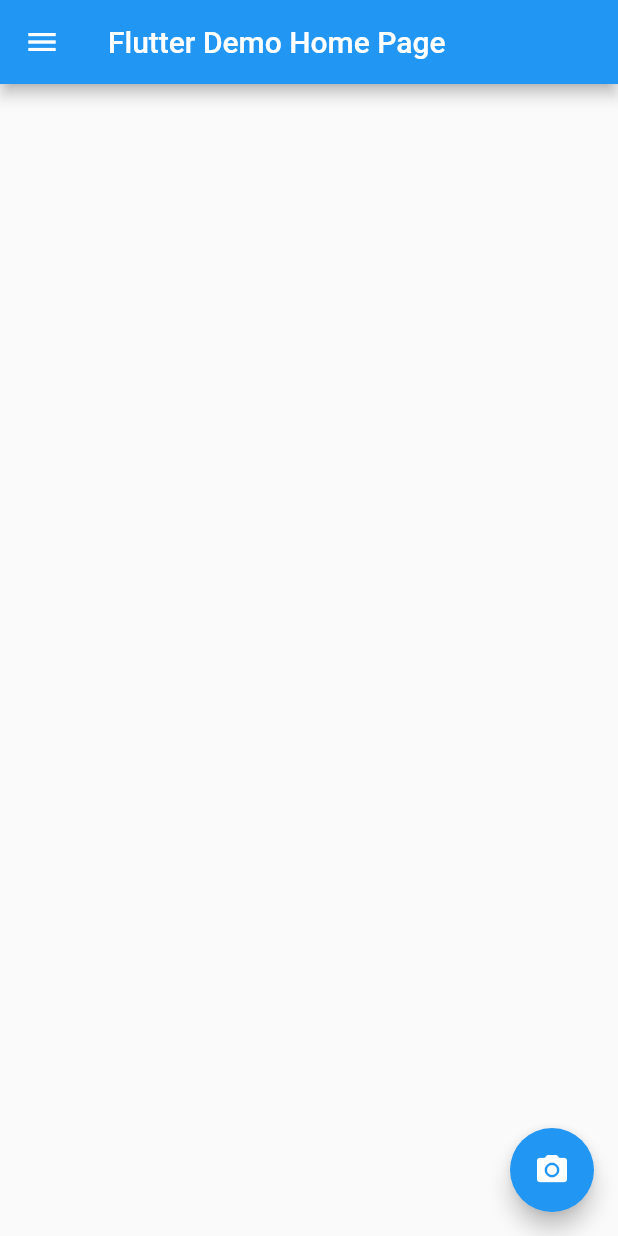
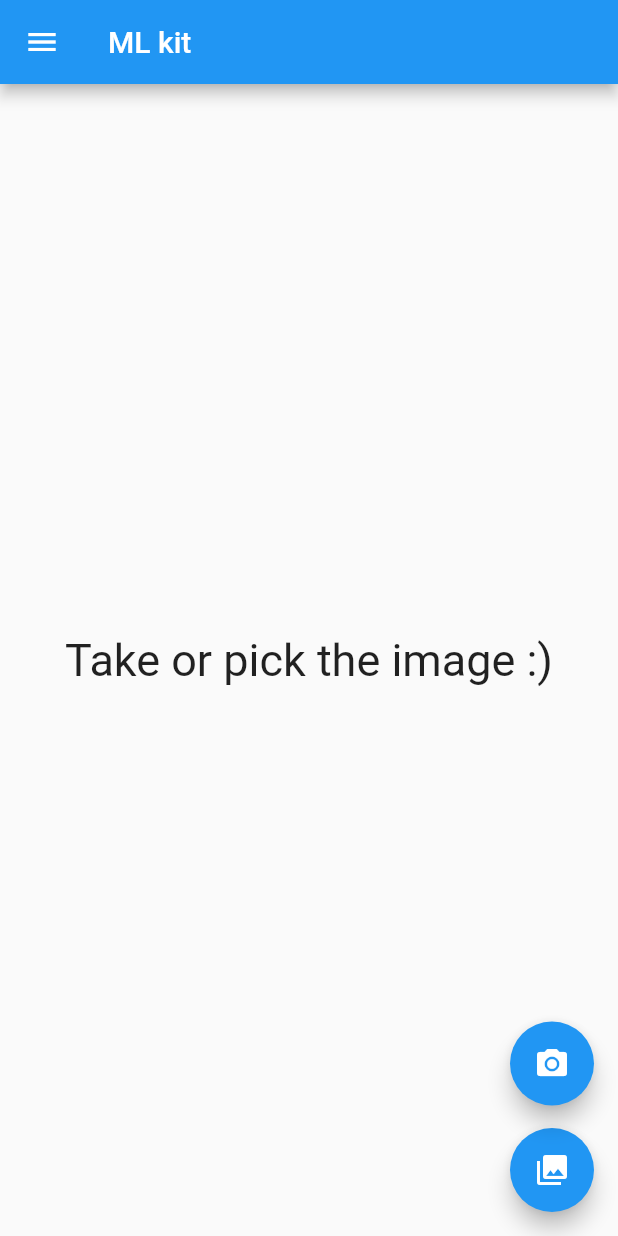
Before and after one commit to SebaLenny/MMS_Lab3_ML_kit, a Flutter app: the screen it shows after launch, on a phone screen of 412 x 824 dp. Run offline on Flutter 3.47's test engine with Material 2 defaults, Android fonts, the phone set to English and light mode, and no system bars; our stand-ins replace google_fonts, image_picker; missing offline and left inert: firebase_ml_vision; accounts and stored records are empty.

Commit message:
added photo handling and scaffolded UI

```diff
--- /dev/null
+++ b/lib/image_service.dart
@@ -0,0 +1,19 @@
+import 'dart:io';
+
+import 'package:image_picker/image_picker.dart';
+
+class ImageService {
+  File _imageFile;
+
+  File get imageFile{
+    return _imageFile;
+  }
+
+  Future<void> pickGallearyImage() async {
+    _imageFile = await ImagePicker.pickImage(source: ImageSource.gallery);
+  }
+
+  Future<void> pickCameraImage() async {
+    _imageFile = await ImagePicker.pickImage(source: ImageSource.camera);
+  }
+}
--- a/lib/main.dart
+++ b/lib/main.dart
@@ -1,10 +1,17 @@
 import 'package:flutter/material.dart';
+import 'package:google_fonts/google_fonts.dart';
+import 'package:ml_kit/Utility/dimens.dart';
 import 'package:ml_kit/Utility/strings.dart';
+import 'package:ml_kit/image_service.dart';
 import 'package:ml_kit/menu_drawer.dart';
+import 'package:ml_kit/ml_service.dart';
+import 'package:ml_kit/picture_hub.dart';
 
 void main() => runApp(MyApp());
 
 class MyApp extends StatelessWidget {
+  final ImageService _imageService = ImageService();
+  final MlService _mlService = MlService();
   @override
   Widget build(BuildContext context) {
     return MaterialApp(
@@ -12,21 +19,35 @@ class MyApp extends StatelessWidget {
       theme: ThemeData(
         primarySwatch: Colors.blue,
       ),
-      home: MyHomePage(title: 'Flutter Demo Home Page'),
+      home: MyHomePage(
+        title: Strings.mainTitle,
+        imageService: _imageService,
+        mlService: _mlService,
+      ),
     );
   }
 }
 
 class MyHomePage extends StatefulWidget {
-  MyHomePage({Key key, this.title}) : super(key: key);
+  MyHomePage({Key key, this.title, this.imageService, this.mlService}) : super(key: key);
 
   final String title;
+  final ImageService imageService;
+  final MlService mlService;
 
   @override
   _MyHomePageState createState() => _MyHomePageState();
 }
 
 class _MyHomePageState extends State<MyHomePage> {
+  void goToPictureHub() {
+    Navigator.push(
+      context,
+      MaterialPageRoute(
+        builder: (context) => PictureHub(widget.imageService, widget.mlService),
+      ),
+    );
+  }
 
   @override
   Widget build(BuildContext context) {
@@ -36,12 +57,38 @@ class _MyHomePageState extends State<MyHomePage> {
       ),
       drawer: MenuDrawer(),
       body: Center(
-        child: null
+        child: Text(
+                "Take or pick the image :)",
+                style: GoogleFonts.indieFlower(fontSize: Dimens.fontPrimary),
+              ),
       ),
-      floatingActionButton: FloatingActionButton(
-        onPressed: null,
-        tooltip: 'Make photo',
-        child: Icon(Icons.photo_camera),
+      floatingActionButton: Container(
+        child: Column(
+          verticalDirection: VerticalDirection.up,
+          children: <Widget>[
+            Container(
+              margin: EdgeInsets.only(top: Dimens.standardDistance),
+              child: FloatingActionButton(
+                heroTag: 'Photo form library',
+                onPressed: () async {
+                  await widget.imageService.pickGallearyImage();
+                  goToPictureHub();
+                },
+                tooltip: 'Pick photo from library',
+                child: Icon(Icons.photo_library),
+              ),
+            ),
+            FloatingActionButton(
+              heroTag: 'Photo from camera',
+              onPressed: () async {
+                await widget.imageService.pickCameraImage();
+                goToPictureHub();
+              },
+              tooltip: 'Take a photo',
+              child: Icon(Icons.photo_camera),
+            ),
+          ],
+        ),
       ),
     );
   }
--- /dev/null
+++ b/lib/ml_service.dart
@@ -0,0 +1,12 @@
+import 'dart:io';
+
+import 'package:firebase_ml_vision/firebase_ml_vision.dart';
+
+class MlService{
+    void getTextFromImage(File imageFile) async {
+      final image = FirebaseVisionImage.fromFile(imageFile);
+      final textDecetor = FirebaseVision.instance.textRecognizer();
+      final text = await textDecetor.processImage(image);
+
+    }
+}
--- a/pubspec.yaml
+++ b/pubspec.yaml
@@ -17,6 +17,12 @@ environment:
   sdk: ">=2.1.0 <3.0.0"
 
 dependencies:
+
+  firebase_core: ^0.4.0+9
+  firebase_ml_vision: ^0.9.3+8
+  image_picker: ^0.6.5+3
+  google_fonts: ^1.0.0
+
   flutter:
     sdk: flutter
 
```
Also changed, not shown: lib/picture_hub.dart (added, +85 -0 lines), pubspec.lock, 3 other files.
